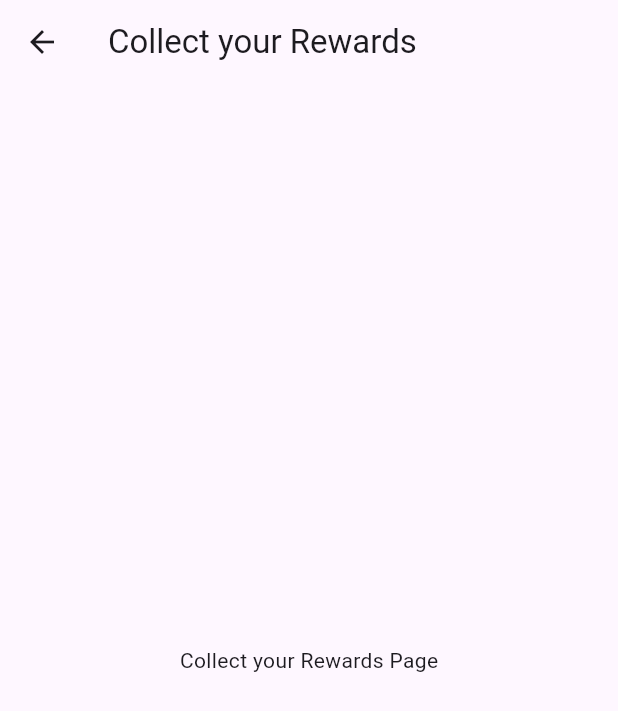
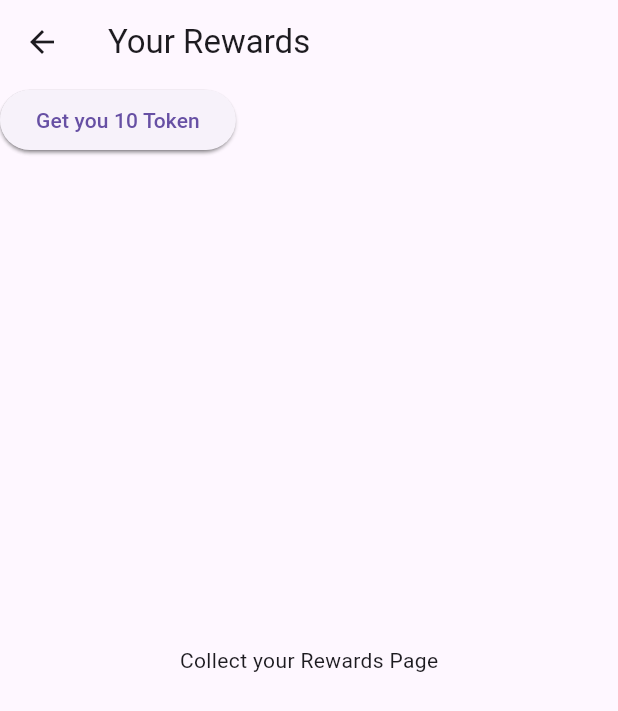
Before and after one commit to lion-sports/simba, a Flutter app: the Profile screen opened directly, after a tap on "Collect your Rewards", on a phone screen of 412 x 824 dp. Shown: the top 711 px of the screen. Run offline on Flutter 3.47's test engine with Material 3 defaults, Android fonts, the light colour scheme and no system bars; our stand-ins replace camera, carousel_slider, google_sign_in, image_picker, shared_preferences; missing offline and left inert: dart:ffi, google_mlkit_commons, google_mlkit_pose_detection; accounts and stored records are empty; network calls fail.

Commit message:
reward api

```diff
--- a/lib/frames/auth/auth_login.dart
+++ b/lib/frames/auth/auth_login.dart
@@ -83,8 +83,7 @@ class LoginPage extends StatelessWidget {
       body: jsonEncode(<String, String>{
         'email': email,
         'password': password,
-        'generateRefresh':
-            'true', // Aggiungi questa linea se vuoi generare un token di refresh
+        'generateRefresh': 'true'
       }),
     );
 
--- a/lib/frames/home/home.dart
+++ b/lib/frames/home/home.dart
@@ -74,7 +74,7 @@ class _HomeState extends State<Home> {
       Navigator.push(
         context,
         MaterialPageRoute(
-          builder: (context) => Profile(title: 'Profile'),
+          builder: (context) => const Profile(title: 'Profile'),
         ),
       );
     }
--- a/lib/frames/profile.dart
+++ b/lib/frames/profile.dart
@@ -1,4 +1,12 @@
+import 'dart:developer';
+
+import 'package:flutter/foundation.dart';
 import 'package:flutter/material.dart';
+import 'package:http/http.dart' as http;
+import 'dart:convert';
+import 'package:lion_flutter/frames/auth/auth_signup.dart';
+import 'package:lion_flutter/frames/rewards/rewards.dart';
+import 'package:lion_flutter/utility/global.dart';
 import 'package:shared_preferences/shared_preferences.dart';
 
 class Profile extends StatefulWidget {
@@ -21,7 +29,7 @@ class _ProfileState extends State<Profile> {
     {
       'title': 'Collect your Rewards',
       'icon': Icons.attach_money,
-      'page': Rewards()
+      'page': const Rewards()
     },
     {
       'title': 'Refer a Friend',
@@ -30,7 +38,6 @@ class _ProfileState extends State<Profile> {
     },
   ];
 
-
   String username = '';
   String solanaPublicKey = '';
 
@@ -38,12 +45,12 @@ class _ProfileState extends State<Profile> {
     final prefs = await SharedPreferences.getInstance();
     setState(() {
       username = prefs.getString('username') ?? 'username-default';
-      solanaPublicKey = prefs.getString('solanaPublicKey') ?? 'solanaPublicKey-default';
+      solanaPublicKey =
+          prefs.getString('solanaPublicKey') ?? 'solanaPublicKey-default';
     });
   }
 
-
- @override
+  @override
   void initState() {
     super.initState();
     _loadUser();
@@ -78,7 +85,10 @@ class _ProfileState extends State<Profile> {
                   Container(
                     decoration: BoxDecoration(
                       gradient: LinearGradient(
-                        colors: [Colors.black.withOpacity(0.6), Colors.transparent],
+                        colors: [
+                          Colors.black.withOpacity(0.6),
+                          Colors.transparent
+                        ],
                         begin: Alignment.bottomCenter,
                         end: Alignment.topCenter,
                       ),
@@ -173,7 +183,7 @@ class DailyQuests extends StatelessWidget {
   Widget build(BuildContext context) {
     return Scaffold(
       appBar: AppBar(
-        title: Text('Daily Quests'),
+        title: const Text('Daily Quests'),
       ),
       body: const Center(
         child: Text('Daily Quests Page'),
@@ -187,24 +197,10 @@ class Ranking extends StatelessWidget {
   Widget build(BuildContext context) {
     return Scaffold(
       appBar: AppBar(
-        title: Text('Check your Ranking'),
+        title: const Text('Check your Ranking'),
       ),
       body: const Center(
         child: Text('Check your Ranking Page'),
-      ),
-    );
-  }
-}
-
-class Rewards extends StatelessWidget {
-  @override
-  Widget build(BuildContext context) {
-    return Scaffold(
-      appBar: AppBar(
-        title: Text('Collect your Rewards'),
-      ),
-      body: const Center(
-        child: Text('Collect your Rewards Page'),
       ),
     );
   }
--- a/lib/frames/rewards/rewards.dart
+++ b/lib/frames/rewards/rewards.dart
@@ -1,15 +1,89 @@
+import 'dart:developer';
+
+import 'package:flutter/foundation.dart';
 import 'package:flutter/material.dart';
+import 'package:http/http.dart' as http;
+import 'dart:convert';
+import 'package:lion_flutter/frames/auth/auth_signup.dart';
+import 'package:lion_flutter/frames/home/home.dart';
+import 'package:lion_flutter/frames/profile.dart';
+import 'package:lion_flutter/utility/global.dart';
+import 'package:shared_preferences/shared_preferences.dart';
 
-class Rewards extends StatelessWidget {
+class Rewards extends StatefulWidget {
+  const Rewards({super.key});
+
+  @override
+  State<Rewards> createState() => _RewardsState();
+}
+
+class _RewardsState extends State<Rewards> {
+  late String selectedLevel;
+  static String baseUrl = Global.api;
+
+  String solanaPublicKey = '';
+  String token = '';
+
+  Future<void> _loadUser() async {
+    final prefs = await SharedPreferences.getInstance();
+    setState(() {
+      solanaPublicKey =
+          prefs.getString('solanaPublicKey') ?? 'solanaPublicKey-default';
+      token = prefs.getString('token') ?? 'token-default';
+    });
+  }
+
+  Future<void> reward(BuildContext context) async {
+    final response = await http.post(
+        Uri.parse('$baseUrl/solana/reward'), // Sostituisci con il tuo URL
+        headers: <String, String>{
+          'Content-Type': 'application/json; charset=UTF-8',
+          'Authorization': 'Bearer $token',
+        },
+        body: jsonEncode(<String, String>{
+          'solanaPublicKey': solanaPublicKey,
+        }));
+
+    if (response.statusCode == 200) {
+      await Navigator.pushReplacementNamed(context, '/home');
+    } else {
+      log(response.statusCode.toString());
+    }
+  }
+
+  @override
+  void initState() {
+    super.initState();
+    _loadUser();
+  }
+
   @override
   Widget build(BuildContext context) {
     return Scaffold(
-      appBar: AppBar(
-        title: Text('Collect your Rewards'),
-      ),
-      body: const Center(
-        child: Text('Collect your Rewards Page'),
-      ),
-    );
+        appBar: AppBar(
+          title: const Text('Your Rewards'),
+        ),
+        body: Stack(
+          children: [
+            const Center(child: Text('Collect your Rewards Page')),
+            ElevatedButton(
+              onPressed: () {
+                Navigator.push(
+                  context,
+                  MaterialPageRoute(
+                      builder: (context) => const Home(
+                            title: 'Home',
+                            selectedLevel: 'Easy',
+                          )),
+                ); // Go back to the previous page
+              },
+              child: const Text("Go back to home"),
+            ),
+            ElevatedButton(
+              onPressed: () => reward(context),
+              child: const Text("Get you 10 Token"),
+            ),
+          ],
+        ));
   }
 }
--- a/lib/utility/global.dart
+++ b/lib/utility/global.dart
@@ -1,3 +1,3 @@
 class Global {
-  static const String api = 'https://api-lionsport.likablehair.it';
+  static const String api = 'http://192.168.1.19:3337';
 }
```
Also changed, not shown: lib/pose_detector_view.dart (+9 -3 lines).
